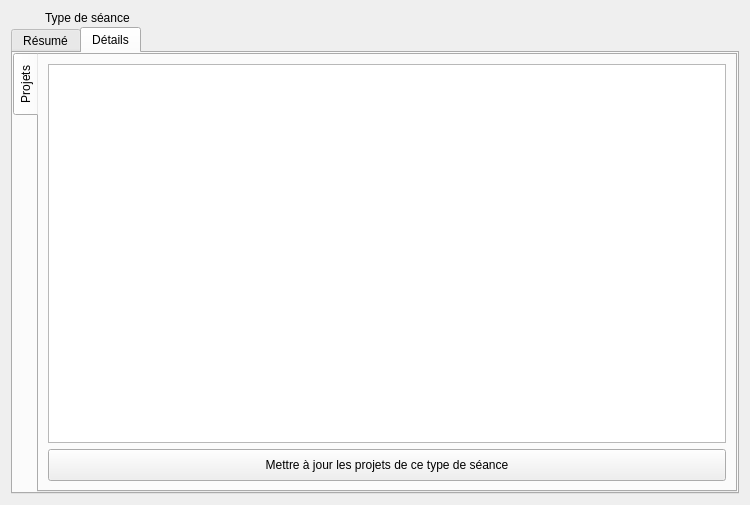
introlab/openteraplus, file client/src/editors/SessionTypeWidget.ui: the form before one commit.
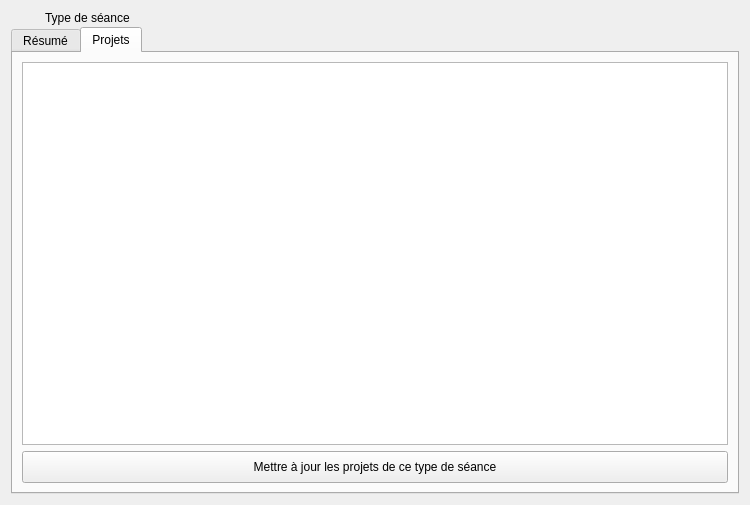
The form after the commit. Icons and pictures are not drawn. Custom widgets are drawn as their Qt base class.

Commit message: Removed SessionType - DeviceType association

```diff
--- a/client/src/editors/SessionTypeWidget.ui
+++ b/client/src/editors/SessionTypeWidget.ui
@@ -284,47 +284,6 @@
        </item>
       </layout>
      </widget>
-     <widget class="QWidget" name="tabDetails">
-      <attribute name="icon">
-       <iconset resource="../../resources/TeraClient.qrc">
-        <normaloff>:/icons/details.png</normaloff>:/icons/details.png</iconset>
-      </attribute>
-      <attribute name="title">
-       <string>Détails</string>
-      </attribute>
-      <layout class="QVBoxLayout" name="verticalLayout_4">
-       <property name="leftMargin">
-        <number>0</number>
-       </property>
-       <property name="topMargin">
-        <number>0</number>
-       </property>
-       <property name="rightMargin">
-        <number>0</number>
-       </property>
-       <property name="bottomMargin">
-        <number>0</number>
-       </property>
-       <item>
-        <widget class="QTabWidget" name="tabSessionTypeInfos">
-         <property name="sizePolicy">
-          <sizepolicy hsizetype="Expanding" vsizetype="Preferred">
-           <horstretch>0</horstretch>
-           <verstretch>0</verstretch>
-          </sizepolicy>
-         </property>
-         <property name="tabPosition">
-          <enum>QTabWidget::West</enum>
-         </property>
-         <property name="currentIndex">
-          <number>0</number>
-         </property>
-         <property name="iconSize">
-          <size>
-           <width>20</width>
-           <height>20</height>
-          </size>
-         </property>
          <widget class="QWidget" name="tabProjects">
           <attribute name="icon">
            <iconset resource="../../resources/TeraClient.qrc">
@@ -368,10 +327,6 @@
                <height>24</height>
               </size>
              </property>
-            </widget>
-           </item>
-          </layout>
-         </widget>
         </widget>
        </item>
       </layout>
```
Left out of the diff: 2 changed lines with no effect on the pictures. Lines whose indentation alone changed are shown as unchanged. The commit also changes 12 other files.
